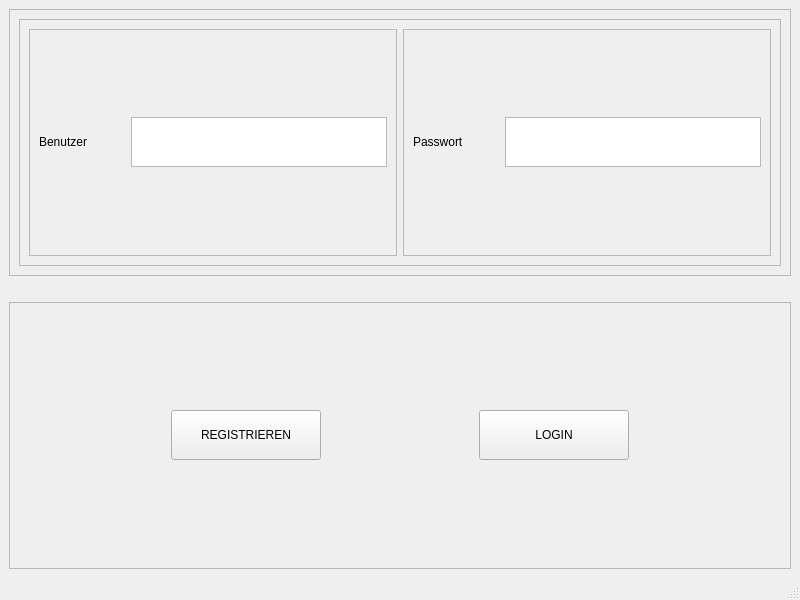
The window that src/ui/forms/loginform.ui (creativeSloth/SUN_Maintenance) describes before a commit, drawn with Qt 5.
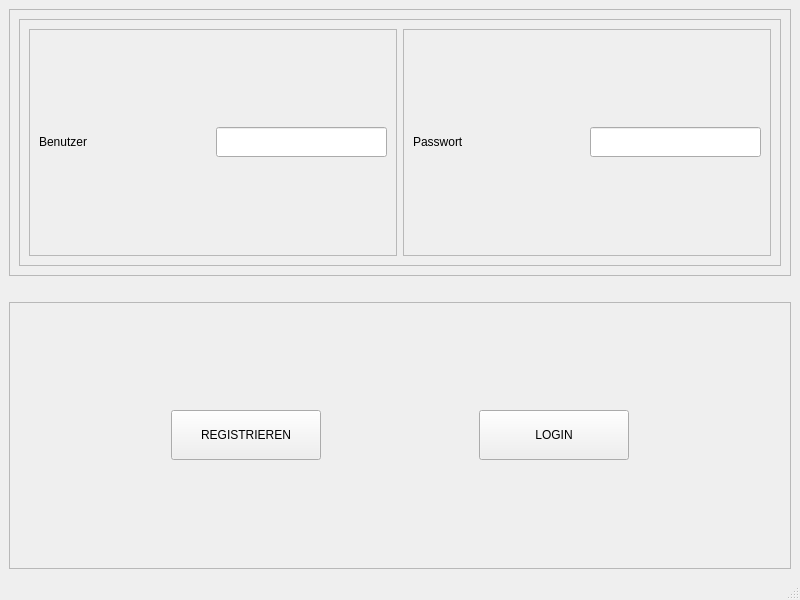
The same window after the commit.

Commit message: implemented login function to compare with stored users

The edit to the form file:
```diff
--- a/src/ui/forms/loginform.ui
+++ b/src/ui/forms/loginform.ui
@@ -62,7 +62,7 @@
                <property name="maximumSize">
                 <size>
                  <width>16777215</width>
-                 <height>50</height>
+                 <height>30</height>
                 </size>
                </property>
                <property name="text">
@@ -71,20 +71,11 @@
               </widget>
              </item>
              <item>
-              <widget class="QPlainTextEdit" name="login_usr_txt">
-               <property name="enabled">
-                <bool>true</bool>
-               </property>
-               <property name="sizePolicy">
-                <sizepolicy hsizetype="MinimumExpanding" vsizetype="MinimumExpanding">
-                 <horstretch>0</horstretch>
-                 <verstretch>0</verstretch>
-                </sizepolicy>
-               </property>
+              <widget class="QLineEdit" name="login_usr_txt">
                <property name="maximumSize">
                 <size>
                  <width>16777215</width>
-                 <height>50</height>
+                 <height>30</height>
                 </size>
                </property>
               </widget>
@@ -121,7 +112,7 @@
                <property name="maximumSize">
                 <size>
                  <width>16777215</width>
-                 <height>50</height>
+                 <height>30</height>
                 </size>
                </property>
                <property name="text">
@@ -130,20 +121,11 @@
               </widget>
              </item>
              <item>
-              <widget class="QPlainTextEdit" name="login_pw_txt">
-               <property name="enabled">
-                <bool>true</bool>
-               </property>
-               <property name="sizePolicy">
-                <sizepolicy hsizetype="MinimumExpanding" vsizetype="MinimumExpanding">
-                 <horstretch>0</horstretch>
-                 <verstretch>0</verstretch>
-                </sizepolicy>
-               </property>
+              <widget class="QLineEdit" name="login_pw_txt">
                <property name="maximumSize">
                 <size>
                  <width>16777215</width>
-                 <height>50</height>
+                 <height>30</height>
                 </size>
                </property>
               </widget>
```
The commit also changes 9 other files.
